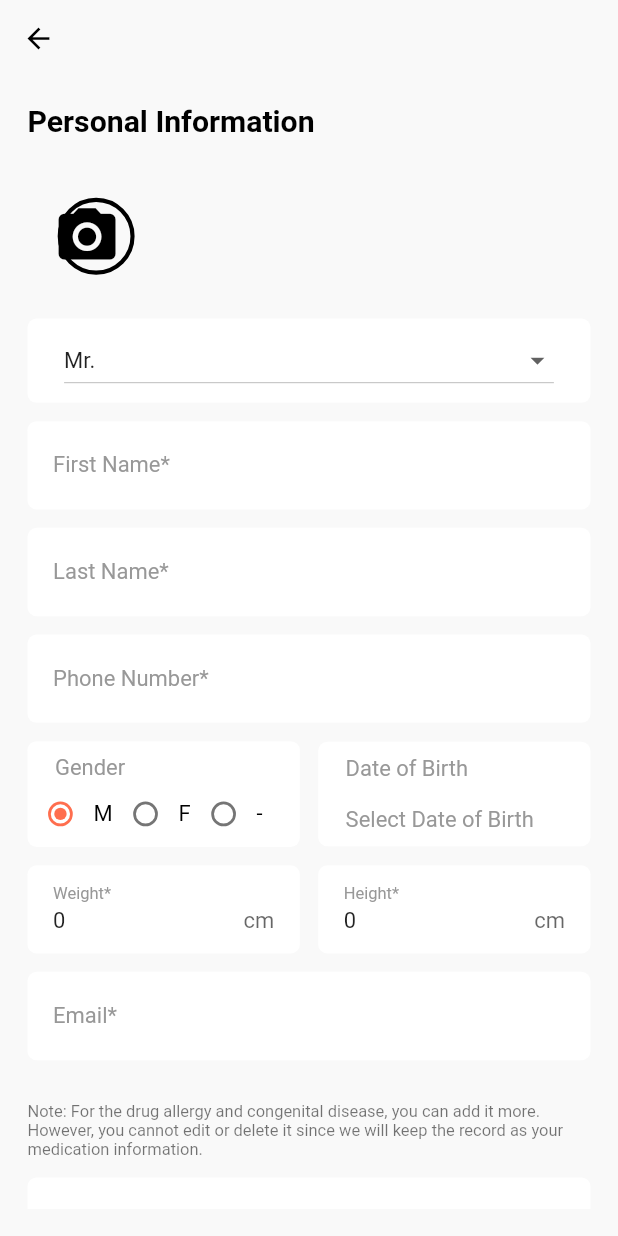
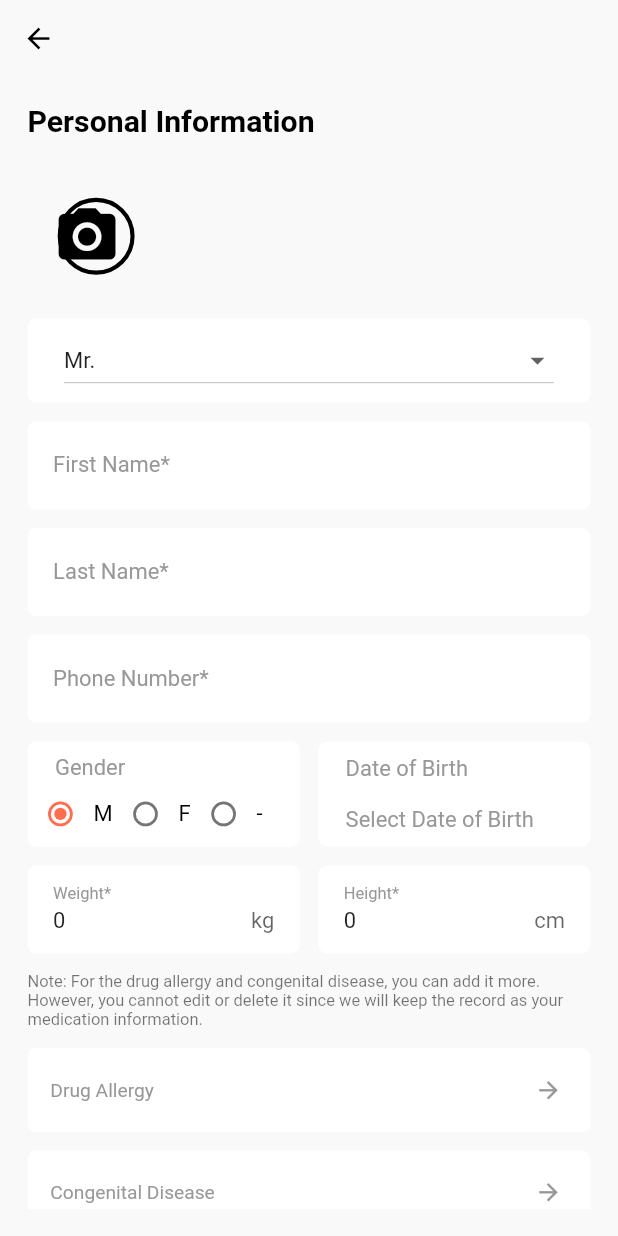
Before and after one commit to alisa-uthi/haiya-client-flutter, a Flutter app: the EditPersonalInfoScreen screen opened by its route, on a phone screen of 412 x 824 dp. Run offline on Flutter 3.47's test engine with Material 2 defaults, Android fonts, the phone set to English and light mode, and no system bars; our stand-ins replace cached_network_image, firebase_core, firebase_messaging, flutter_datetime_picker, flutter_local_notifications, flutter_rating_bar and 9 more; missing offline and left inert: enum_to_string, flutter_otp, flutter_polyline_points, flutter_search_bar; accounts and stored records are empty; network calls fail; statements that could not run were skipped.

Commit message:
adjust request data when update personal info

```diff
--- a/lib/screens/edit_personal_info/widgets/personal_info_form.dart
+++ b/lib/screens/edit_personal_info/widgets/personal_info_form.dart
@@ -18,8 +18,7 @@ class PersonalInfoForm extends StatefulWidget {
 }
 
 class _PersonalInfoFormState extends State<PersonalInfoForm> {
-  String _email = currentUser.email,
-      _title = currentUser.title,
+  String _title = currentUser.title,
       _firstName = currentUser.firstname,
       _lastName = currentUser.lastname,
       _gender = currentUser.gender == 'M'
@@ -68,8 +67,7 @@ class _PersonalInfoFormState extends State<PersonalInfoForm> {
         _dob.value != '' &&
         _height != 0 &&
         _weight != 0 &&
-        _phone != '' &&
-        _email != '') {
+        _phone != '') {
       return false;
     }
     return true;
@@ -201,17 +199,6 @@ class _PersonalInfoFormState extends State<PersonalInfoForm> {
           ),
           SizedBox(height: kDefaultPadding / 1.5),
 
-          // Email
-          _formFields.buildEmailField(
-            "Email*",
-            _email,
-            (value) => setState(() => {
-                  _email = value!,
-                  tempUser.email = _email,
-                }),
-          ),
-          SizedBox(height: kDefaultPadding * 1.5),
-
           Text(
             """Note: For the drug allergy and congenital disease, you can add it more. However, you cannot edit or delete it since we will keep the record as your medication information.""",
             style: Theme.of(context).textTheme.caption,
--- a/lib/shared/services/user_service.dart
+++ b/lib/shared/services/user_service.dart
@@ -155,7 +155,6 @@ class UserService {
         'gender': tempUser.gender,
         'height': tempUser.height,
         'weight': tempUser.weight,
-        'email': tempUser.email,
         'phone': tempUser.phone,
       }),
     );
--- a/lib/shared/widgets/form_fields.dart
+++ b/lib/shared/widgets/form_fields.dart
@@ -144,7 +144,7 @@ class FormFields {
         textInputAction: TextInputAction.next,
         decoration: cardInputDecoration.copyWith(
           labelText: label,
-          suffixText: label == 'Weight' ? "kg" : "cm",
+          suffixText: label.contains('Weight') ? "kg" : "cm",
         ),
         onChanged: onChange,
         validator: (value) {
```
Also changed, not shown: assets/images/checkout_success.png.
